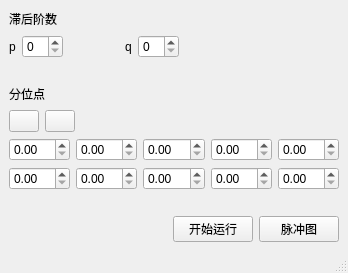
Before: the Qt Designer form child_GUI/Qtapp/QVAR.ui in lei940324/Quantile, drawn with Qt 5.
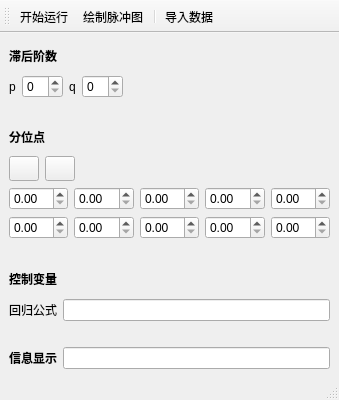
After: the same form once the commit is applied. Icons and pictures are not drawn.

Commit message: 修改QVAR界面

What changed in the file:
```diff
--- a/child_GUI/Qtapp/QVAR.ui
+++ b/child_GUI/Qtapp/QVAR.ui
@@ -6,8 +6,8 @@
    <rect>
     <x>0</x>
     <y>0</y>
-    <width>348</width>
-    <height>273</height>
+    <width>339</width>
+    <height>400</height>
    </rect>
   </property>
   <property name="windowTitle">
@@ -15,22 +15,9 @@
   </property>
   <widget class="QWidget" name="centralwidget">
    <layout class="QGridLayout" name="gridLayout">
-    <item row="3" column="0">
-     <spacer name="horizontalSpacer_9">
-      <property name="orientation">
-       <enum>Qt::Horizontal</enum>
-      </property>
-      <property name="sizeHint" stdset="0">
-       <size>
-        <width>40</width>
-        <height>20</height>
-       </size>
-      </property>
-     </spacer>
-    </item>
-    <item row="6" column="0">
-     <layout class="QHBoxLayout" name="horizontalLayout_3">
-      <item>
+    <item row="4" column="0">
+     <layout class="QGridLayout" name="gridLayout_6">
+      <item row="1" column="0">
        <widget class="QPushButton" name="pushButton">
         <property name="maximumSize">
          <size>
@@ -47,7 +34,7 @@
         </property>
        </widget>
       </item>
-      <item>
+      <item row="1" column="1">
        <widget class="QPushButton" name="pushButton_2">
         <property name="maximumSize">
          <size>
@@ -64,46 +51,7 @@
         </property>
        </widget>
       </item>
-      <item>
-       <spacer name="horizontalSpacer_15">
-        <property name="orientation">
-         <enum>Qt::Horizontal</enum>
-        </property>
-        <property name="sizeHint" stdset="0">
-         <size>
-          <width>40</width>
-          <height>20</height>
-         </size>
-        </property>
-       </spacer>
-      </item>
-      <item>
-       <spacer name="horizontalSpacer_14">
-        <property name="orientation">
-         <enum>Qt::Horizontal</enum>
-        </property>
-        <property name="sizeHint" stdset="0">
-         <size>
-          <width>40</width>
-          <height>20</height>
-         </size>
-        </property>
-       </spacer>
-      </item>
-      <item>
-       <spacer name="horizontalSpacer_3">
-        <property name="orientation">
-         <enum>Qt::Horizontal</enum>
-        </property>
-        <property name="sizeHint" stdset="0">
-         <size>
-          <width>40</width>
-          <height>20</height>
-         </size>
-        </property>
-       </spacer>
-      </item>
-      <item>
+      <item row="1" column="2">
        <spacer name="horizontalSpacer_2">
         <property name="orientation">
          <enum>Qt::Horizontal</enum>
@@ -116,10 +64,23 @@
         </property>
        </spacer>
       </item>
+      <item row="0" column="0" colspan="3">
+       <widget class="QLabel" name="label_4">
+        <property name="font">
+         <font>
+          <weight>75</weight>
+          <bold>true</bold>
+         </font>
+        </property>
+        <property name="text">
+         <string>分位点</string>
+        </property>
+       </widget>
+      </item>
      </layout>
     </item>
-    <item row="8" column="0">
-     <spacer name="horizontalSpacer_10">
+    <item row="3" column="0">
+     <spacer name="horizontalSpacer_9">
       <property name="orientation">
        <enum>Qt::Horizontal</enum>
       </property>
@@ -131,7 +92,71 @@
       </property>
      </spacer>
     </item>
-    <item row="7" column="0">
+    <item row="0" column="0">
+     <layout class="QGridLayout" name="gridLayout_5">
+      <item row="1" column="4">
+       <spacer name="horizontalSpacer">
+        <property name="orientation">
+         <enum>Qt::Horizontal</enum>
+        </property>
+        <property name="sizeHint" stdset="0">
+         <size>
+          <width>40</width>
+          <height>20</height>
+         </size>
+        </property>
+       </spacer>
+      </item>
+      <item row="0" column="0" colspan="5">
+       <widget class="QLabel" name="label_3">
+        <property name="font">
+         <font>
+          <weight>75</weight>
+          <bold>true</bold>
+         </font>
+        </property>
+        <property name="text">
+         <string>滞后阶数</string>
+        </property>
+       </widget>
+      </item>
+      <item row="1" column="0">
+       <widget class="QLabel" name="label">
+        <property name="text">
+         <string>p</string>
+        </property>
+       </widget>
+      </item>
+      <item row="1" column="2">
+       <widget class="QLabel" name="label_2">
+        <property name="text">
+         <string>q</string>
+        </property>
+       </widget>
+      </item>
+      <item row="1" column="3">
+       <widget class="QSpinBox" name="spinBox_2">
+        <property name="maximumSize">
+         <size>
+          <width>50</width>
+          <height>16777215</height>
+         </size>
+        </property>
+       </widget>
+      </item>
+      <item row="1" column="1">
+       <widget class="QSpinBox" name="spinBox">
+        <property name="maximumSize">
+         <size>
+          <width>50</width>
+          <height>16777215</height>
+         </size>
+        </property>
+       </widget>
+      </item>
+     </layout>
+    </item>
+    <item row="6" column="0">
      <layout class="QGridLayout" name="gridLayout_2">
       <item row="0" column="0">
        <widget class="QDoubleSpinBox" name="doubleSpinBox">
@@ -235,183 +260,127 @@
       </item>
      </layout>
     </item>
+    <item row="8" column="0">
+     <layout class="QGridLayout" name="gridLayout_4">
+      <item row="1" column="0">
+       <widget class="QLabel" name="label_6">
+        <property name="text">
+         <string>回归公式</string>
+        </property>
+       </widget>
+      </item>
+      <item row="1" column="2">
+       <widget class="QLineEdit" name="lineEdit"/>
+      </item>
+      <item row="0" column="0">
+       <widget class="QLabel" name="label_5">
+        <property name="font">
+         <font>
+          <weight>75</weight>
+          <bold>true</bold>
+         </font>
+        </property>
+        <property name="text">
+         <string>控制变量</string>
+        </property>
+       </widget>
+      </item>
+     </layout>
+    </item>
     <item row="9" column="0">
+     <spacer name="horizontalSpacer_3">
+      <property name="orientation">
+       <enum>Qt::Horizontal</enum>
+      </property>
+      <property name="sizeHint" stdset="0">
+       <size>
+        <width>40</width>
+        <height>20</height>
+       </size>
+      </property>
+     </spacer>
+    </item>
+    <item row="7" column="0">
+     <spacer name="horizontalSpacer_10">
+      <property name="orientation">
+       <enum>Qt::Horizontal</enum>
+      </property>
+      <property name="sizeHint" stdset="0">
+       <size>
+        <width>40</width>
+        <height>20</height>
+       </size>
+      </property>
+     </spacer>
+    </item>
+    <item row="10" column="0">
      <layout class="QHBoxLayout" name="horizontalLayout">
       <item>
-       <spacer name="horizontalSpacer_8">
-        <property name="orientation">
-         <enum>Qt::Horizontal</enum>
+       <widget class="QLabel" name="label_7">
+        <property name="font">
+         <font>
+          <weight>75</weight>
+          <bold>true</bold>
+         </font>
         </property>
-        <property name="sizeHint" stdset="0">
-         <size>
-          <width>40</width>
-          <height>20</height>
-         </size>
-        </property>
-       </spacer>
-      </item>
-      <item>
-       <spacer name="horizontalSpacer_7">
-        <property name="orientation">
-         <enum>Qt::Horizontal</enum>
-        </property>
-        <property name="sizeHint" stdset="0">
-         <size>
-          <width>40</width>
-          <height>20</height>
-         </size>
-        </property>
-       </spacer>
-      </item>
-      <item>
-       <widget class="QPushButton" name="pushButton_3">
         <property name="text">
-         <string>开始运行</string>
+         <string>信息显示</string>
         </property>
        </widget>
       </item>
       <item>
-       <widget class="QPushButton" name="pushButton_4">
-        <property name="text">
-         <string>脉冲图</string>
-        </property>
-       </widget>
-      </item>
-     </layout>
-    </item>
-    <item row="0" column="0">
-     <widget class="QLabel" name="label_3">
-      <property name="text">
-       <string>滞后阶数</string>
-      </property>
-     </widget>
-    </item>
-    <item row="5" column="0">
-     <widget class="QLabel" name="label_4">
-      <property name="text">
-       <string>分位点</string>
-      </property>
-     </widget>
-    </item>
-    <item row="2" column="0">
-     <layout class="QHBoxLayout" name="horizontalLayout_2">
-      <item>
-       <widget class="QLabel" name="label">
-        <property name="text">
-         <string>p</string>
-        </property>
-       </widget>
-      </item>
-      <item>
-       <widget class="QSpinBox" name="spinBox">
-        <property name="maximumSize">
-         <size>
-          <width>50</width>
-          <height>16777215</height>
-         </size>
-        </property>
-       </widget>
-      </item>
-      <item>
-       <spacer name="horizontalSpacer_12">
-        <property name="orientation">
-         <enum>Qt::Horizontal</enum>
-        </property>
-        <property name="sizeHint" stdset="0">
-         <size>
-          <width>20</width>
-          <height>20</height>
-         </size>
-        </property>
-       </spacer>
-      </item>
-      <item>
-       <spacer name="horizontalSpacer">
-        <property name="orientation">
-         <enum>Qt::Horizontal</enum>
-        </property>
-        <property name="sizeHint" stdset="0">
-         <size>
-          <width>2</width>
-          <height>10</height>
-         </size>
-        </property>
-       </spacer>
-      </item>
-      <item>
-       <widget class="QLabel" name="label_2">
-        <property name="text">
-         <string>q</string>
-        </property>
-       </widget>
-      </item>
-      <item>
-       <widget class="QSpinBox" name="spinBox_2">
-        <property name="maximumSize">
-         <size>
-          <width>50</width>
-          <height>16777215</height>
-         </size>
-        </property>
-       </widget>
-      </item>
-      <item>
-       <spacer name="horizontalSpacer_11">
-        <property name="orientation">
-         <enum>Qt::Horizontal</enum>
-        </property>
-        <property name="sizeHint" stdset="0">
-         <size>
-          <width>40</width>
-          <height>20</height>
-         </size>
-        </property>
-       </spacer>
-      </item>
-      <item>
-       <spacer name="horizontalSpacer_6">
-        <property name="orientation">
-         <enum>Qt::Horizontal</enum>
-        </property>
-        <property name="sizeHint" stdset="0">
-         <size>
-          <width>40</width>
-          <height>20</height>
-         </size>
-        </property>
-       </spacer>
-      </item>
-      <item>
-       <spacer name="horizontalSpacer_5">
-        <property name="orientation">
-         <enum>Qt::Horizontal</enum>
-        </property>
-        <property name="sizeHint" stdset="0">
-         <size>
-          <width>40</width>
-          <height>20</height>
-         </size>
-        </property>
-       </spacer>
-      </item>
-      <item>
-       <spacer name="horizontalSpacer_4">
-        <property name="orientation">
-         <enum>Qt::Horizontal</enum>
-        </property>
-        <property name="sizeHint" stdset="0">
-         <size>
-          <width>40</width>
-          <height>20</height>
-         </size>
-        </property>
-       </spacer>
+       <widget class="QLineEdit" name="lineEdit_2"/>
       </item>
      </layout>
     </item>
    </layout>
   </widget>
   <widget class="QStatusBar" name="statusbar"/>
+  <widget class="QToolBar" name="toolBar">
+   <property name="windowTitle">
+    <string>toolBar</string>
+   </property>
+   <property name="toolButtonStyle">
+    <enum>Qt::ToolButtonTextUnderIcon</enum>
+   </property>
+   <attribute name="toolBarArea">
+    <enum>TopToolBarArea</enum>
+   </attribute>
+   <attribute name="toolBarBreak">
+    <bool>false</bool>
+   </attribute>
+   <addaction name="action"/>
+   <addaction name="action_2"/>
+   <addaction name="separator"/>
+   <addaction name="action_3"/>
+  </widget>
+  <action name="action">
+   <property name="icon">
+    <iconset resource="icon.qrc">
+     <normaloff>:/icon/image/724.bmp</normaloff>:/icon/image/724.bmp</iconset>
+   </property>
+   <property name="text">
+    <string>开始运行</string>
+   </property>
+  </action>
+  <action name="action_2">
+   <property name="icon">
+    <iconset resource="icon.qrc">
+     <normaloff>:/icon/image/212.bmp</normaloff>:/icon/image/212.bmp</iconset>
+   </property>
+   <property name="text">
+    <string>绘制脉冲图</string>
+   </property>
+  </action>
+  <action name="action_3">
+   <property name="icon">
+    <iconset resource="icon.qrc">
+     <normaloff>:/icon/image/122.bmp</normaloff>:/icon/image/122.bmp</iconset>
+   </property>
+   <property name="text">
+    <string>导入数据</string>
+   </property>
+  </action>
  </widget>
  <resources>
   <include location="icon.qrc"/>
```
The commit also changes 19 other files.
